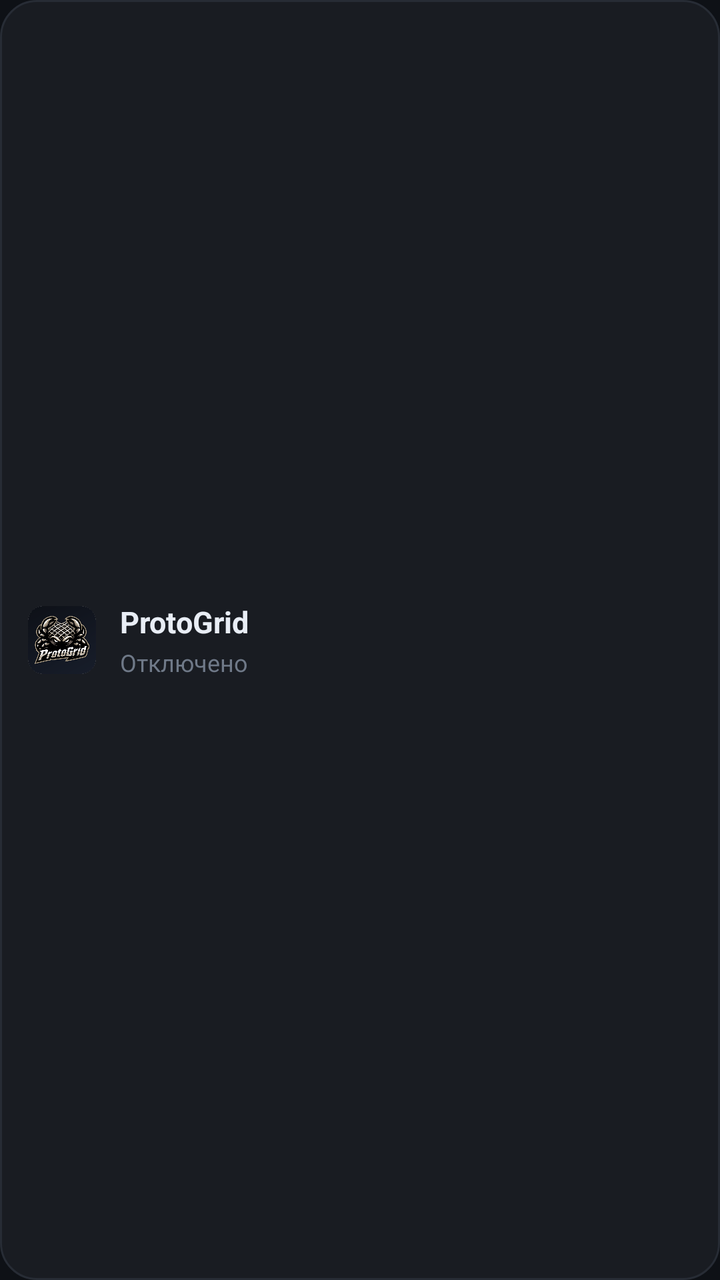
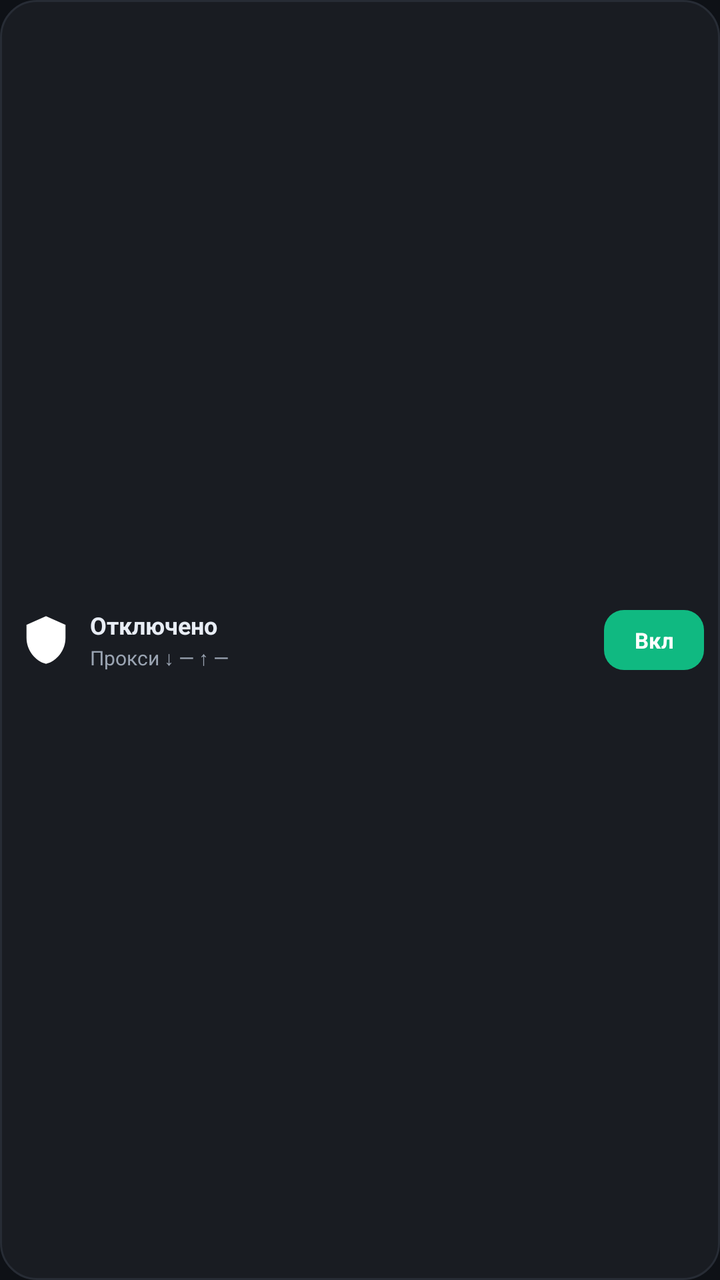

An Android layout rendered at two revisions. The XML below is the earlier revision; the diff shows what the commit changed to produce the second picture.
<!-- AndroidManifest.xml: application theme Theme.ProtoGrid -->
<!-- res/layout/widget_protogrid.xml -->
<?xml version="1.0" encoding="utf-8"?>
<LinearLayout xmlns:android="http://schemas.android.com/apk/res/android"
    android:id="@+id/widget_root"
    android:layout_width="match_parent"
    android:layout_height="match_parent"
    android:background="@drawable/widget_background"
    android:gravity="center_vertical"
    android:orientation="horizontal"
    android:padding="14dp">

    <ImageView
        android:id="@+id/widget_logo"
        android:layout_width="34dp"
        android:layout_height="34dp"
        android:contentDescription="@string/app_name"
        android:src="@drawable/ic_launcher" />

    <LinearLayout
        android:layout_width="0dp"
        android:layout_height="wrap_content"
        android:layout_marginStart="12dp"
        android:layout_weight="1"
        android:orientation="vertical">

        <TextView
            android:id="@+id/widget_title"
            android:layout_width="wrap_content"
            android:layout_height="wrap_content"
            android:text="@string/app_name"
            android:textColor="#E8EDF5"
            android:textSize="15sp"
            android:textStyle="bold" />

        <TextView
            android:id="@+id/widget_status"
            android:layout_width="wrap_content"
            android:layout_height="wrap_content"
            android:layout_marginTop="2dp"
            android:text="Отключено"
            android:textColor="#6F7988"
            android:textSize="12sp" />
    </LinearLayout>
</LinearLayout>
<!-- resources referenced by this layout -->
<resources>
  <!-- drawable ic_launcher: png bitmap (drawable-nodpi, 230464 bytes) -->
  <!-- drawable widget_background (drawable) -->
  <?xml version="1.0" encoding="utf-8"?>
  <shape xmlns:android="http://schemas.android.com/apk/res/android"
      android:shape="rectangle">
      <solid android:color="#191C22" />
      <corners android:radius="18dp" />
      <stroke
          android:width="1dp"
          android:color="#272C35" />
  </shape>
  <string name="app_name">ProtoGrid</string>
  <style name="Theme.ProtoGrid" parent="android:style/Theme.Material.NoActionBar">
          <item name="android:windowBackground">@color/pg_background</item>
          <item name="android:statusBarColor">@color/pg_background</item>
          <item name="android:navigationBarColor">@color/pg_background</item>
          <item name="android:windowLightStatusBar">false</item>
      </style>
  <color name="pg_background">#0E1116</color>
</resources>

<!-- the commit's change to res/layout/widget_protogrid.xml (unified diff, before → after) -->
@@ -6,38 +6,59 @@
     android:background="@drawable/widget_background"
     android:gravity="center_vertical"
     android:orientation="horizontal"
-    android:padding="14dp">
+    android:paddingStart="10dp"
+    android:paddingTop="5dp"
+    android:paddingEnd="8dp"
+    android:paddingBottom="5dp">
 
     <ImageView
         android:id="@+id/widget_logo"
-        android:layout_width="34dp"
-        android:layout_height="34dp"
+        android:layout_width="26dp"
+        android:layout_height="26dp"
         android:contentDescription="@string/app_name"
-        android:src="@drawable/ic_launcher" />
+        android:src="@drawable/ic_stat_vpn" />
 
     <LinearLayout
         android:layout_width="0dp"
         android:layout_height="wrap_content"
-        android:layout_marginStart="12dp"
+        android:layout_marginStart="9dp"
         android:layout_weight="1"
         android:orientation="vertical">
 
         <TextView
-            android:id="@+id/widget_title"
-            android:layout_width="wrap_content"
+            android:id="@+id/widget_status"
+            android:layout_width="match_parent"
             android:layout_height="wrap_content"
-            android:text="@string/app_name"
+            android:ellipsize="end"
+            android:maxLines="1"
+            android:text="@string/widget_stopped"
             android:textColor="#E8EDF5"
-            android:textSize="15sp"
+            android:textSize="12sp"
             android:textStyle="bold" />
 
         <TextView
-            android:id="@+id/widget_status"
-            android:layout_width="wrap_content"
+            android:id="@+id/widget_stats"
+            android:layout_width="match_parent"
             android:layout_height="wrap_content"
-            android:layout_marginTop="2dp"
-            android:text="Отключено"
-            android:textColor="#6F7988"
-            android:textSize="12sp" />
+            android:layout_marginTop="1dp"
+            android:ellipsize="end"
+            android:maxLines="1"
+            android:text="@string/widget_stats_idle"
+            android:textColor="#9AA4B2"
+            android:textSize="10sp" />
     </LinearLayout>
+
+    <TextView
+        android:id="@+id/widget_power"
+        android:layout_width="50dp"
+        android:layout_height="30dp"
+        android:layout_marginStart="8dp"
+        android:background="@drawable/widget_button_start"
+        android:clickable="true"
+        android:focusable="true"
+        android:gravity="center"
+        android:text="@string/widget_start"
+        android:textColor="#FFFFFF"
+        android:textSize="11sp"
+        android:textStyle="bold" />
 </LinearLayout>
<!-- resource entries referenced after the edit -->
@@ -1,6 +1,16 @@
 <!-- resources referenced by this layout -->
 <resources>
-  <!-- drawable ic_launcher: png bitmap (drawable-nodpi, 230464 bytes) -->
+  <!-- drawable ic_stat_vpn (drawable) -->
+  <?xml version="1.0" encoding="utf-8"?>
+  <vector xmlns:android="http://schemas.android.com/apk/res/android"
+      android:width="24dp"
+      android:height="24dp"
+      android:viewportWidth="24"
+      android:viewportHeight="24">
+      <path
+          android:fillColor="#FFFFFFFF"
+          android:pathData="M12,1L3,5v6c0,5.55 3.84,10.74 9,12 5.16,-1.26 9,-6.45 9,-12V5l-9,-4z" />
+  </vector>
   <!-- drawable widget_background (drawable) -->
   <?xml version="1.0" encoding="utf-8"?>
   <shape xmlns:android="http://schemas.android.com/apk/res/android"
@@ -11,7 +21,17 @@
           android:width="1dp"
           android:color="#272C35" />
   </shape>
+  <!-- drawable widget_button_start (drawable) -->
+  <?xml version="1.0" encoding="utf-8"?>
+  <shape xmlns:android="http://schemas.android.com/apk/res/android"
+      android:shape="rectangle">
+      <solid android:color="#10B981" />
+      <corners android:radius="10dp" />
+  </shape>
   <string name="app_name">ProtoGrid</string>
+  <string name="widget_start">Вкл</string>
+  <string name="widget_stats_idle">Прокси ↓ —  ↑ —</string>
+  <string name="widget_stopped">Отключено</string>
   <style name="Theme.ProtoGrid" parent="android:style/Theme.Material.NoActionBar">
           <item name="android:windowBackground">@color/pg_background</item>
           <item name="android:statusBarColor">@color/pg_background</item>
